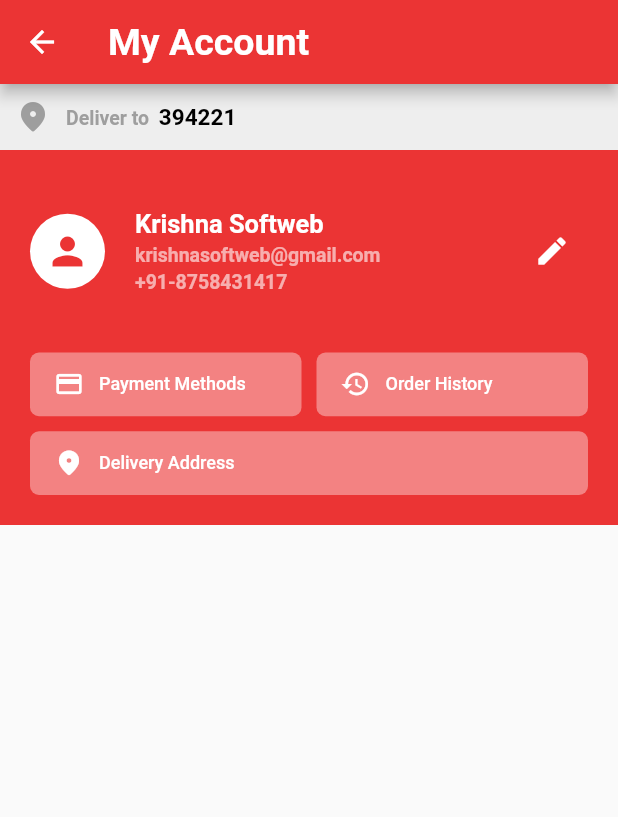
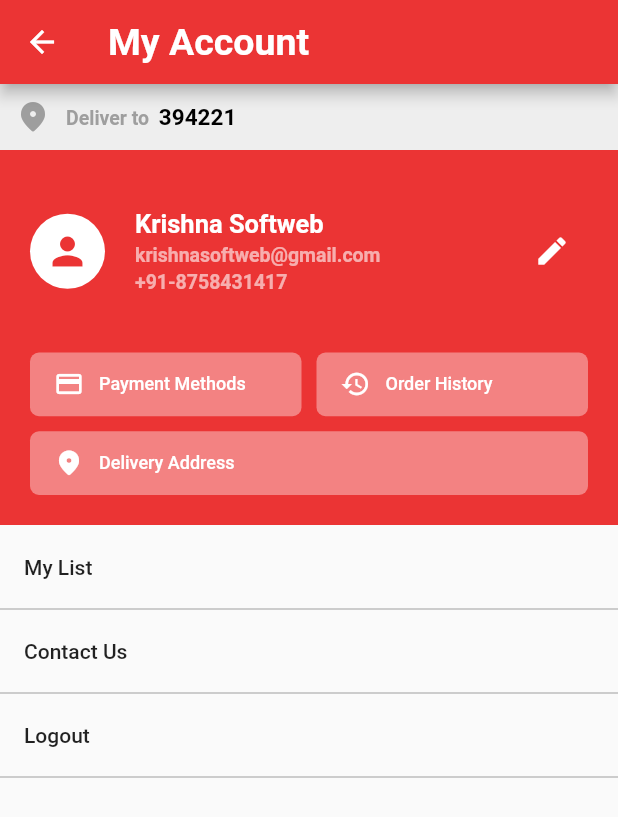
Before and after one commit to developerkrishnasoftweb/e_commerce, a Flutter app: the screen it shows after launch, in the side drawer, after a tap on "My Account", on a phone screen of 412 x 824 dp. Shown: the top 817 px of the screen. Run offline on Flutter 3.47's test engine with Material 2 defaults, Android fonts, the phone set to English and light mode, and no system bars; our stand-ins replace carousel_slider, flutter_screenutil; network calls fail.

Commit message:
20/02 Morning

```diff
--- a/lib/Screens/my_account.dart
+++ b/lib/Screens/my_account.dart
@@ -14,7 +14,8 @@ class _MyAccountState extends State<MyAccount> {
     return Scaffold(
         appBar: AppBar(
             title: Text("My Account",
-                style: TextStyle(fontSize: 25, fontWeight: FontWeight.bold)), automaticallyImplyLeading: true),
+                style: TextStyle(fontSize: 25, fontWeight: FontWeight.bold)),
+            automaticallyImplyLeading: true),
         body: SingleChildScrollView(
             child: Column(children: [
           GestureDetector(
@@ -125,28 +126,65 @@ class _MyAccountState extends State<MyAccount> {
                         Expanded(
                             child: Row(
                           children: [
-                            profileButton(onPressed: (){}, icon: Icons.credit_card_outlined, label: "Payment Methods"),
+                            profileButton(
+                                onPressed: () {},
+                                icon: Icons.credit_card_outlined,
+                                label: "Payment Methods"),
                             SizedBox(
                               width: 10,
                             ),
-                            profileButton(onPressed: (){}, icon: Icons.history, label: "Order History"),
+                            profileButton(
+                                onPressed: () {},
+                                icon: Icons.history,
+                                label: "Order History"),
                           ],
                         )),
                         SizedBox(
                           height: 10,
                         ),
-                        profileButton(onPressed: (){}, icon: Icons.location_on_rounded, label: "Delivery Address"),
+                        profileButton(
+                            onPressed: () {},
+                            icon: Icons.location_on_rounded,
+                            label: "Delivery Address"),
                       ],
                     ),
                   ),
                 ),
-
               ],
             ),
-          )
+          ),
+          ListTile(
+            title: Text("My List",
+                style: TextStyle(fontWeight: FontWeight.w500, fontSize: 14)),
+            onTap: () {},
+          ),
+          Divider(
+            height: 0,
+            color: Colors.grey,
+          ),
+          ListTile(
+            title: Text("Contact Us",
+                style: TextStyle(fontWeight: FontWeight.w500, fontSize: 14)),
+            onTap: () {},
+          ),
+          Divider(
+            height: 0,
+            color: Colors.grey,
+          ),
+          ListTile(
+            title: Text("Logout",
+                style: TextStyle(fontWeight: FontWeight.w500, fontSize: 14)),
+            onTap: () {},
+          ),
+          Divider(
+            height: 0,
+            color: Colors.grey,
+          ),
         ])));
   }
-  Widget profileButton ({IconData icon, String label, @required VoidCallback onPressed}) {
+
+  Widget profileButton(
+      {IconData icon, String label, @required VoidCallback onPressed}) {
     return Expanded(
       child: FlatButton(
           height: double.infinity,
@@ -155,19 +193,21 @@ class _MyAccountState extends State<MyAccount> {
           color: Colors.white38,
           child: Row(
             children: [
-              Icon(icon,
-                color: Colors.white, size: 20,),
+              Icon(
+                icon,
+                color: Colors.white,
+                size: 20,
+              ),
               SizedBox(
                 width: 10,
               ),
               Expanded(
                   child: Text(
-                    label,
-                    style: TextStyle(
-                        color: Colors.white, fontSize: 12),
-                    maxLines: 2,
-                    overflow: TextOverflow.ellipsis,
-                  ))
+                label,
+                style: TextStyle(color: Colors.white, fontSize: 12),
+                maxLines: 2,
+                overflow: TextOverflow.ellipsis,
+              ))
             ],
           )),
     );
```
